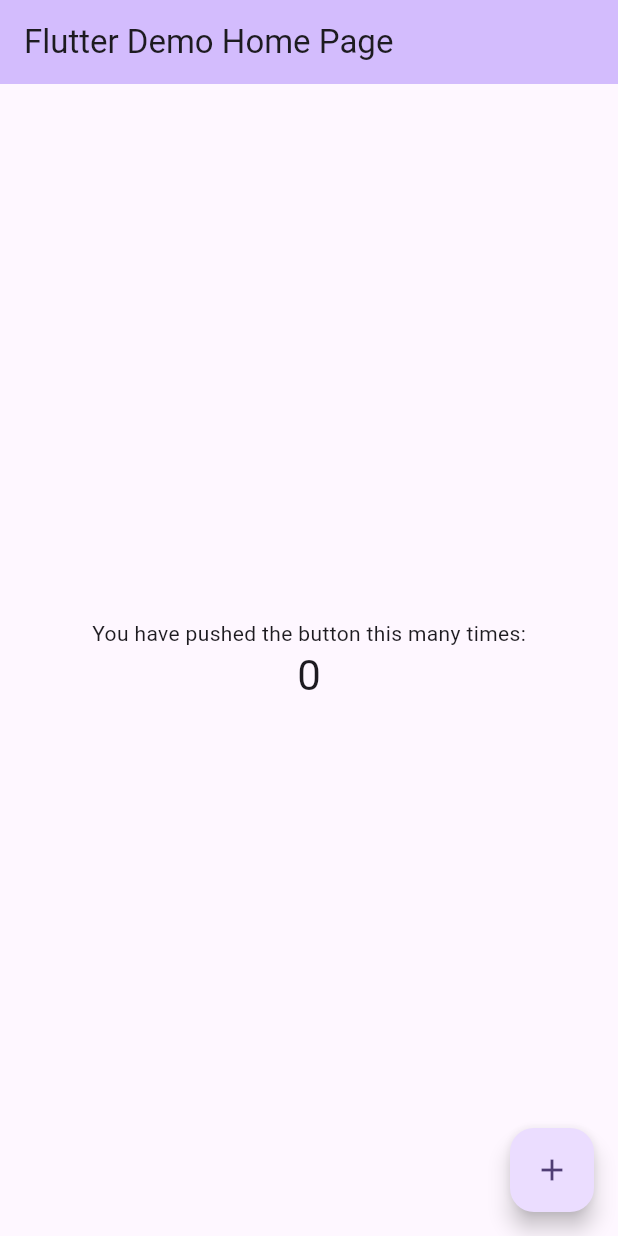
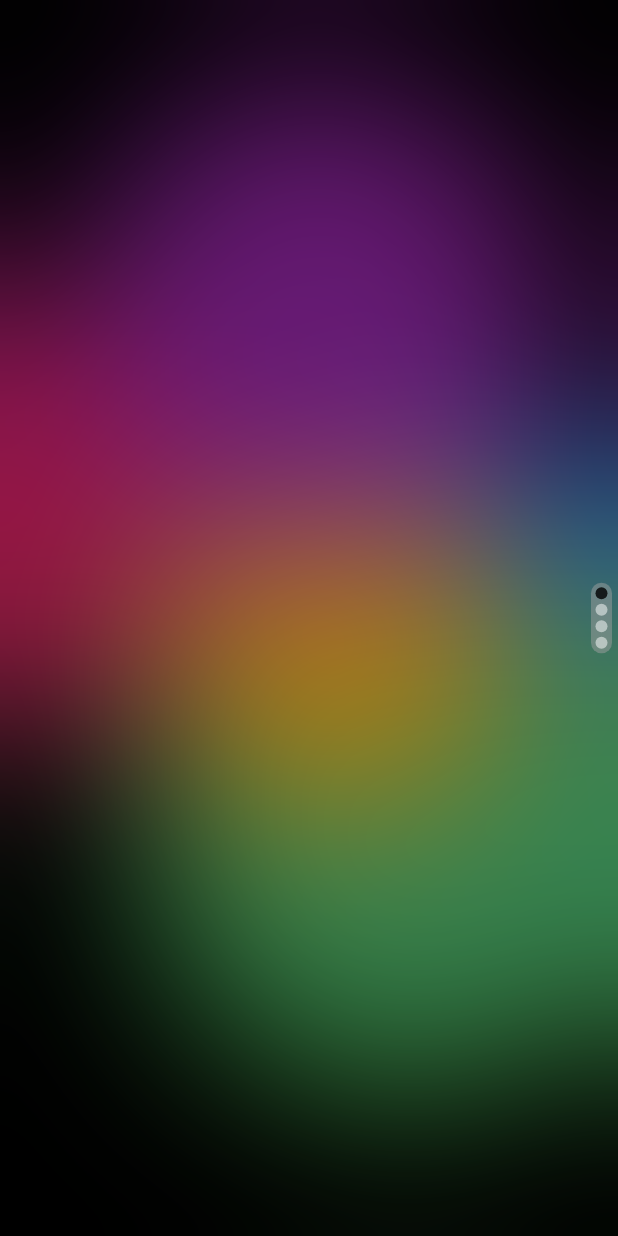
Before and after one commit to HamzaZahid29/my-portfolio, a Flutter app: the screen it shows after launch, on a phone screen of 412 x 824 dp. Run offline on Flutter 3.47's test engine with Material 3 defaults, Android fonts, the phone set to English and light mode, and no system bars; drawn by our look-alikes of smooth_page_indicator.

Commit message:
added some fonts created landing_content_page_view.dart added smooth_page_indicator

```diff
--- a/lib/main.dart
+++ b/lib/main.dart
@@ -1,125 +1,158 @@
+import 'dart:math';
+import 'dart:ui';
+
 import 'package:flutter/material.dart';
+import 'package:smooth_page_indicator/smooth_page_indicator.dart';
 
-void main() {
-  runApp(const MyApp());
-}
+void main() => runApp(BlurredShapesApp());
 
-class MyApp extends StatelessWidget {
-  const MyApp({super.key});
-
-  // This widget is the root of your application.
+class BlurredShapesApp extends StatelessWidget {
   @override
   Widget build(BuildContext context) {
     return MaterialApp(
-      title: 'Flutter Demo',
-      theme: ThemeData(
-        // This is the theme of your application.
-        //
-        // TRY THIS: Try running your application with "flutter run". You'll see
-        // the application has a purple toolbar. Then, without quitting the app,
-        // try changing the seedColor in the colorScheme below to Colors.green
-        // and then invoke "hot reload" (save your changes or press the "hot
-        // reload" button in a Flutter-supported IDE, or press "r" if you used
-        // the command line to start the app).
-        //
-        // Notice that the counter didn't reset back to zero; the application
-        // state is not lost during the reload. To reset the state, use hot
-        // restart instead.
-        //
-        // This works for code too, not just values: Most code changes can be
-        // tested with just a hot reload.
-        colorScheme: ColorScheme.fromSeed(seedColor: Colors.deepPurple),
-        useMaterial3: true,
-      ),
-      home: const MyHomePage(title: 'Flutter Demo Home Page'),
+      debugShowCheckedModeBanner: false,
+      home: BlurredShapesHome(),
     );
   }
 }
 
-class MyHomePage extends StatefulWidget {
-  const MyHomePage({super.key, required this.title});
+class BlurredShapesHome extends StatefulWidget {
+  @override
+  _BlurredShapesHomeState createState() => _BlurredShapesHomeState();
+}
 
-  // This widget is the home page of your application. It is stateful, meaning
-  // that it has a State object (defined below) that contains fields that affect
-  // how it looks.
-
-  // This class is the configuration for the state. It holds the values (in this
-  // case the title) provided by the parent (in this case the App widget) and
-  // used by the build method of the State. Fields in a Widget subclass are
-  // always marked "final".
-
-  final String title;
+class _BlurredShapesHomeState extends State<BlurredShapesHome>
+    with SingleTickerProviderStateMixin {
+  late AnimationController _controller;
+  PageController pageController = PageController();
 
   @override
-  State<MyHomePage> createState() => _MyHomePageState();
-}
+  void initState() {
+    super.initState();
+    _controller = AnimationController(
+      vsync: this,
+      duration: const Duration(seconds: 3),
+    )..repeat();
+  }
 
-class _MyHomePageState extends State<MyHomePage> {
-  int _counter = 0;
-
-  void _incrementCounter() {
-    setState(() {
-      // This call to setState tells the Flutter framework that something has
-      // changed in this State, which causes it to rerun the build method below
-      // so that the display can reflect the updated values. If we changed
-      // _counter without calling setState(), then the build method would not be
-      // called again, and so nothing would appear to happen.
-      _counter++;
-    });
+  @override
+  void dispose() {
+    _controller.dispose();
+    super.dispose();
   }
 
   @override
   Widget build(BuildContext context) {
-    // This method is rerun every time setState is called, for instance as done
-    // by the _incrementCounter method above.
-    //
-    // The Flutter framework has been optimized to make rerunning build methods
-    // fast, so that you can just rebuild anything that needs updating rather
-    // than having to individually change instances of widgets.
     return Scaffold(
-      appBar: AppBar(
-        // TRY THIS: Try changing the color here to a specific color (to
-        // Colors.amber, perhaps?) and trigger a hot reload to see the AppBar
-        // change color while the other colors stay the same.
-        backgroundColor: Theme.of(context).colorScheme.inversePrimary,
-        // Here we take the value from the MyHomePage object that was created by
-        // the App.build method, and use it to set our appbar title.
-        title: Text(widget.title),
+      backgroundColor: Colors.black,
+      body: Stack(
+        children: [
+          // Animated shapes in the background
+          AnimatedBuilder(
+            animation: _controller,
+            builder: (context, child) {
+              return CustomPaint(
+                painter: BlurredShapesPainter(_controller.value),
+                child: Container(),
+              );
+            },
+          ),
+
+          BackdropFilter(
+            filter: ImageFilter.blur(sigmaX: 60, sigmaY: 60),
+            child: Container(
+              color: Colors.black.withOpacity(0.2),
+            ),
+          ),
+          Align(
+            alignment: Alignment.centerRight,
+            child: Padding(
+              padding: const EdgeInsets.only(right: 4),
+              child: Container(
+                decoration: BoxDecoration(
+                    color: Colors.grey.withOpacity(0.5),
+                    borderRadius: BorderRadius.circular(20)),
+                child: Padding(
+                  padding: const EdgeInsets.all(3.0),
+                  child: SmoothPageIndicator(
+                    controller: pageController, // PageController
+                    count: 4,
+                    axisDirection: Axis.vertical,
+                    effect: WormEffect(
+                        dotColor: Colors.white.withOpacity(0.5),
+                        activeDotColor: Colors.black.withOpacity(0.8),
+                        spacing: 3,
+                        dotHeight: 8,
+                        dotWidth: 8),
+                  ),
+                ),
+              ),
+            ),
+          ),
+        ],
       ),
-      body: Center(
-        // Center is a layout widget. It takes a single child and positions it
-        // in the middle of the parent.
-        child: Column(
-          // Column is also a layout widget. It takes a list of children and
-          // arranges them vertically. By default, it sizes itself to fit its
-          // children horizontally, and tries to be as tall as its parent.
-          //
-          // Column has various properties to control how it sizes itself and
-          // how it positions its children. Here we use mainAxisAlignment to
-          // center the children vertically; the main axis here is the vertical
-          // axis because Columns are vertical (the cross axis would be
-          // horizontal).
-          //
-          // TRY THIS: Invoke "debug painting" (choose the "Toggle Debug Paint"
-          // action in the IDE, or press "p" in the console), to see the
-          // wireframe for each widget.
-          mainAxisAlignment: MainAxisAlignment.center,
-          children: <Widget>[
-            const Text(
-              'You have pushed the button this many times:',
-            ),
-            Text(
-              '$_counter',
-              style: Theme.of(context).textTheme.headlineMedium,
-            ),
-          ],
-        ),
-      ),
-      floatingActionButton: FloatingActionButton(
-        onPressed: _incrementCounter,
-        tooltip: 'Increment',
-        child: const Icon(Icons.add),
-      ), // This trailing comma makes auto-formatting nicer for build methods.
     );
   }
 }
+
+class BlurredShapesPainter extends CustomPainter {
+  final double progress;
+
+  BlurredShapesPainter(this.progress);
+
+  @override
+  void paint(Canvas canvas, Size size) {
+    final paint = Paint()..style = PaintingStyle.fill;
+
+    // Randomized positions, colors, and sizes for shapes
+    final shapes = [
+      _createShape(size, Colors.pink, 0.2, 0.3, 150),
+      _createShape(size, Colors.blue, 0.7, 0.6, 200),
+      _createShape(size, Colors.green, 0.5, 0.8, 180),
+      _createShape(size, Colors.orange, 0.3, 0.4, 120),
+      _createShape(size, Colors.purple, 0.6, 0.2, 160),
+    ];
+
+    for (var shape in shapes) {
+      paint.color = shape.color.withOpacity(0.8);
+      canvas.drawCircle(
+        Offset(
+          shape.x + 100 * sin(progress * 2 * pi + shape.x),
+          // Enhanced movement along X
+          shape.y +
+              100 *
+                  cos(progress * 2 * pi + shape.y), // Enhanced movement along Y
+        ),
+        shape.size,
+        paint,
+      );
+    }
+  }
+
+  @override
+  bool shouldRepaint(covariant CustomPainter oldDelegate) => true;
+
+  _Shape _createShape(Size size, Color color, double xFactor, double yFactor,
+      double sizeFactor) {
+    return _Shape(
+      x: size.width * xFactor,
+      y: size.height * yFactor,
+      color: color,
+      size: sizeFactor,
+    );
+  }
+}
+
+class _Shape {
+  final double x;
+  final double y;
+  final Color color;
+  final double size;
+
+  _Shape({
+    required this.x,
+    required this.y,
+    required this.color,
+    required this.size,
+  });
+}
```
Also changed, not shown: lib/pages/landing_content_page_view.dart (added, +76 -0 lines), pubspec.yaml (+10 -7 lines), assets/fonts/Valorax-lg25V.otf (added), assets/fonts/as.ttf (added), pubspec.lock.
